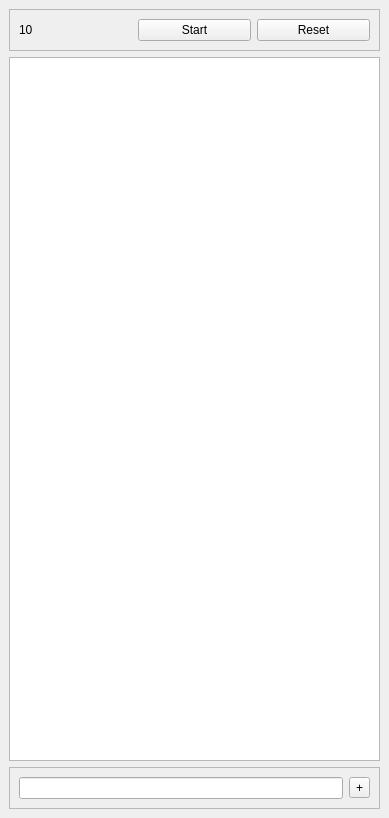
Qt form resources/views/MainWindow.ui (namuan/task-rider) before a commit.
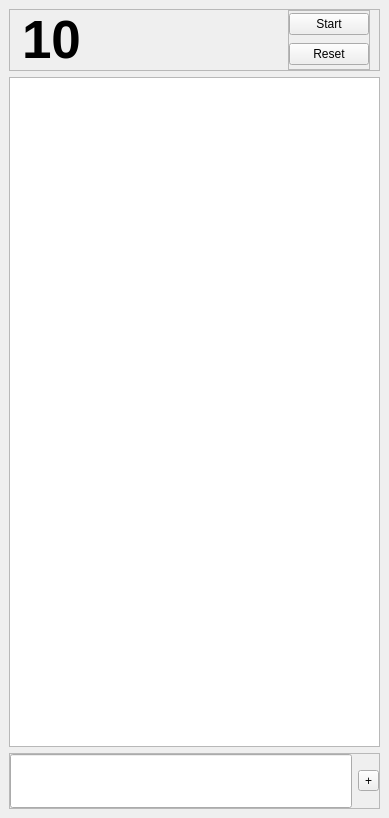
The same form after that commit.

What changed in the file:
```diff
--- a/resources/views/MainWindow.ui
+++ b/resources/views/MainWindow.ui
@@ -17,6 +17,12 @@
    <layout class="QVBoxLayout" name="verticalLayout">
     <item>
      <widget class="QFrame" name="frame_2">
+      <property name="sizePolicy">
+       <sizepolicy hsizetype="Preferred" vsizetype="Preferred">
+        <horstretch>0</horstretch>
+        <verstretch>0</verstretch>
+       </sizepolicy>
+      </property>
       <property name="frameShape">
        <enum>QFrame::StyledPanel</enum>
       </property>
@@ -24,25 +30,74 @@
        <enum>QFrame::Raised</enum>
       </property>
       <layout class="QHBoxLayout" name="horizontalLayout">
+       <property name="leftMargin">
+        <number>12</number>
+       </property>
+       <property name="topMargin">
+        <number>0</number>
+       </property>
+       <property name="bottomMargin">
+        <number>0</number>
+       </property>
        <item>
         <widget class="QLabel" name="lbl_timer_value">
+         <property name="sizePolicy">
+          <sizepolicy hsizetype="Preferred" vsizetype="Preferred">
+           <horstretch>1</horstretch>
+           <verstretch>0</verstretch>
+          </sizepolicy>
+         </property>
+         <property name="font">
+          <font>
+           <pointsize>40</pointsize>
+           <weight>75</weight>
+           <bold>true</bold>
+          </font>
+         </property>
+         <property name="autoFillBackground">
+          <bool>false</bool>
+         </property>
          <property name="text">
           <string>10</string>
          </property>
         </widget>
        </item>
        <item>
-        <widget class="QPushButton" name="btn_toggle_timer">
-         <property name="text">
-          <string>Start</string>
+        <widget class="QFrame" name="frame_3">
+         <property name="frameShape">
+          <enum>QFrame::StyledPanel</enum>
          </property>
-        </widget>
-       </item>
-       <item>
-        <widget class="QPushButton" name="btn_reset_timer">
-         <property name="text">
-          <string>Reset</string>
+         <property name="frameShadow">
+          <enum>QFrame::Raised</enum>
          </property>
+         <layout class="QVBoxLayout" name="verticalLayout_2">
+          <property name="leftMargin">
+           <number>0</number>
+          </property>
+          <property name="topMargin">
+           <number>0</number>
+          </property>
+          <property name="rightMargin">
+           <number>0</number>
+          </property>
+          <property name="bottomMargin">
+           <number>0</number>
+          </property>
+          <item>
+           <widget class="QPushButton" name="btn_toggle_timer">
+            <property name="text">
+             <string>Start</string>
+            </property>
+           </widget>
+          </item>
+          <item>
+           <widget class="QPushButton" name="btn_reset_timer">
+            <property name="text">
+             <string>Reset</string>
+            </property>
+           </widget>
+          </item>
+         </layout>
         </widget>
        </item>
       </layout>
@@ -60,8 +115,26 @@
        <enum>QFrame::Raised</enum>
       </property>
       <layout class="QHBoxLayout" name="horizontalLayout_2">
+       <property name="leftMargin">
+        <number>0</number>
+       </property>
+       <property name="topMargin">
+        <number>0</number>
+       </property>
+       <property name="rightMargin">
+        <number>0</number>
+       </property>
+       <property name="bottomMargin">
+        <number>0</number>
+       </property>
        <item>
-        <widget class="QLineEdit" name="txt_task_title"/>
+        <widget class="QLineEdit" name="txt_task_title">
+         <property name="font">
+          <font>
+           <pointsize>30</pointsize>
+          </font>
+         </property>
+        </widget>
        </item>
        <item>
         <widget class="QToolButton" name="btn_add_task">
```
